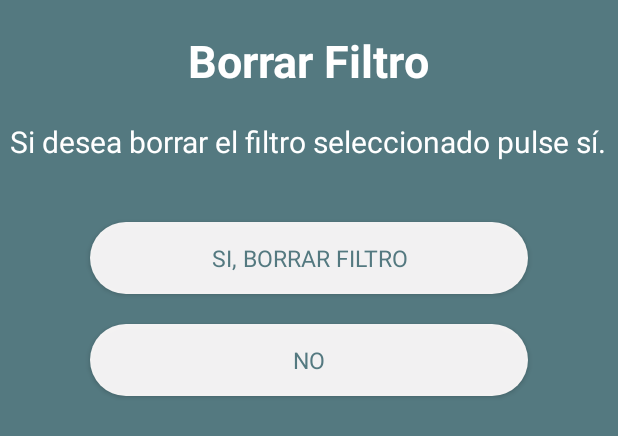
After one commit to manucaballero/AppGasolinerasGrupo2, an Android app: the layout activity_pop_up_borrar_filtro.xml on its own in the app's theme, with its tools: preview values and no code run, on a phone screen of 412 x 824 dp. The commit adds this screen. Shown: the top 436 px of the screen. Run offline under Robolectric (Android 15) with nearby library versions, the phone set to English and light mode, and no system bars; network calls fail.

Commit message:
pop up borrar filtro creado, logica comenzada

```diff
--- a/AndroidProject/app/src/main/AndroidManifest.xml
+++ b/AndroidProject/app/src/main/AndroidManifest.xml
@@ -40,6 +40,7 @@
         <activity android:name=".Views.DetailActivity" />
         <activity android:name=".Views.FormActivity"/>
         <activity android:name=".Views.DetailVehiculoActivity"/>
+        <activity android:name=".Views.PopUpBorrarFiltroActivity" android:theme="@style/AppTheme.TemasPopUps"/>
 
     </application>
 
--- /dev/null
+++ b/AndroidProject/app/src/main/res/layout/activity_pop_up_borrar_filtro.xml
@@ -0,0 +1,68 @@
+<?xml version="1.0" encoding="utf-8"?>
+<LinearLayout xmlns:android="http://schemas.android.com/apk/res/android"
+    xmlns:app="http://schemas.android.com/apk/res-auto"
+    xmlns:tools="http://schemas.android.com/tools"
+    android:layout_width="match_parent"
+    android:layout_height="match_parent"
+    android:background="#547980"
+    android:orientation="vertical"
+    android:backgroundTint="#547980"
+    tools:context=".Views.PopUpBorrarFiltroActivity">
+
+    <TextView
+        android:id="@+id/texViewTituloBorrarFiltro"
+        android:layout_width="wrap_content"
+        android:layout_height="wrap_content"
+        android:layout_gravity="center"
+        android:fontFamily="sans-serif"
+        android:paddingTop="20dp"
+        android:text="@string/borrarFiltro"
+        android:textAlignment="center"
+        android:textColor="#FFFFFF"
+        android:textSize="30sp"
+        android:textStyle="bold" />
+
+    <TextView
+        android:id="@+id/texViewFraseBorrarFiltro"
+        android:layout_width="wrap_content"
+        android:layout_height="wrap_content"
+        android:layout_gravity="center"
+        android:fontFamily="sans-serif-thin"
+        android:paddingTop="20dp"
+        android:text="@string/fraseBorrarFiltro"
+        android:textAlignment="center"
+        android:textColor="#FFFFFF"
+        android:textSize="20sp"
+        android:textStyle="bold" />
+
+
+    <Button
+        android:id="@+id/buttonSiBorrarFiltro"
+        android:layout_width="match_parent"
+        android:layout_height="wrap_content"
+        android:layout_gravity="center"
+        android:layout_marginLeft="60dp"
+        android:layout_marginTop="40dp"
+        android:layout_marginRight="60dp"
+        android:background="@drawable/roundedbutton"
+        android:backgroundTint="#FFFCFC"
+        android:fontFamily="sans-serif"
+        android:text="@string/btnSiBorrarFiltro"
+        android:textColor="#547980"
+        android:textSize="15dp" />
+
+    <Button
+        android:id="@+id/buttonNoBorrarFiltro"
+        android:layout_width="match_parent"
+        android:layout_height="wrap_content"
+        android:layout_gravity="center"
+        android:layout_marginLeft="60dp"
+        android:layout_marginTop="20dp"
+        android:layout_marginRight="60dp"
+        android:background="@drawable/roundedbutton"
+        android:backgroundTint="#FFFCFC"
+        android:fontFamily="sans-serif"
+        android:text="@string/btnNoBorrarFiltro"
+        android:textColor="#547980"
+        android:textSize="15dp" />
+</LinearLayout>
--- a/AndroidProject/app/src/main/res/values/strings.xml
+++ b/AndroidProject/app/src/main/res/values/strings.xml
@@ -38,6 +38,11 @@
     <string name="filtros_incompatibles">Filtros Incompatibles</string>
     <string name="infoFiltrosIncompatibles">Los filtros seleccionados son incompatibles, pulse aceptar para volver a la selección de filtros.</string>
     <string name="nota">Nota: Los filtros de un mismo tipo, por ejemplo "Combustible" no se pueden seleccionar a la vez</string>
+    <string name="borrarFiltro">Borrar Filtro</string>
+    <string name="fraseBorrarFiltro">Si desea borrar el filtro seleccionado pulse sí.</string>
+    <string name="btnSiBorrarFiltro">Si, borrar filtro</string>
+    <string name="btnNoBorrarFiltro">No</string>
+
     <string-array name="filtrosCombustible">
         <item>GasoleoA</item>
         <item>Gasolina95</item>
```
Also changed, not shown: AndroidProject/app/src/main/java/com/isunican/proyectobase/Views/PopUpBorrarFiltroActivity.java (added, +85 -0 lines).
